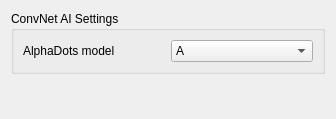
Old version of the form src/convnetaisettings.ui in the repository ofenrohr/ksquares.
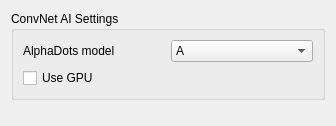
New version of the form.

```diff
--- a/src/convnetaisettings.ui
+++ b/src/convnetaisettings.ui
@@ -7,7 +7,7 @@
     <x>0</x>
     <y>0</y>
     <width>336</width>
-    <height>119</height>
+    <height>126</height>
    </rect>
   </property>
   <property name="minimumSize">
@@ -47,6 +47,13 @@
         </item>
        </widget>
       </item>
+      <item row="1" column="0" colspan="2">
+       <widget class="QCheckBox" name="gpu">
+        <property name="text">
+         <string>Use GPU</string>
+        </property>
+       </widget>
+      </item>
      </layout>
     </widget>
    </item>
```
